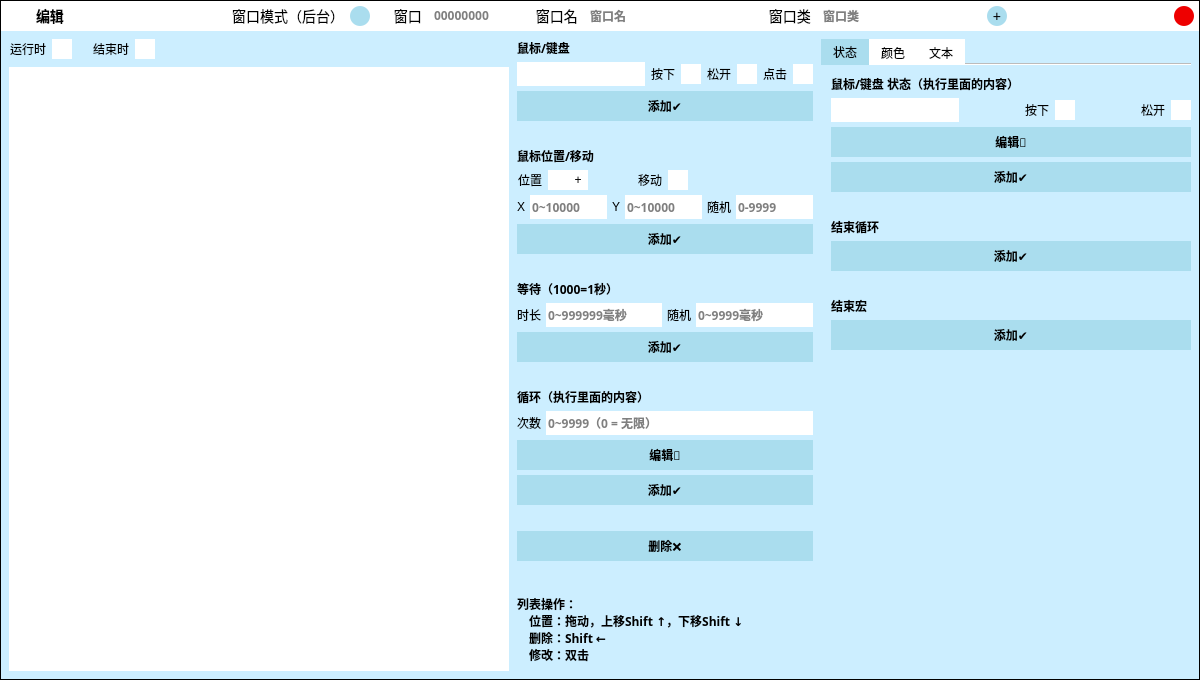
The window that .ui/EditUi.ui (ChiyukiGana/Quickinput) describes before a commit, drawn with Qt 5.
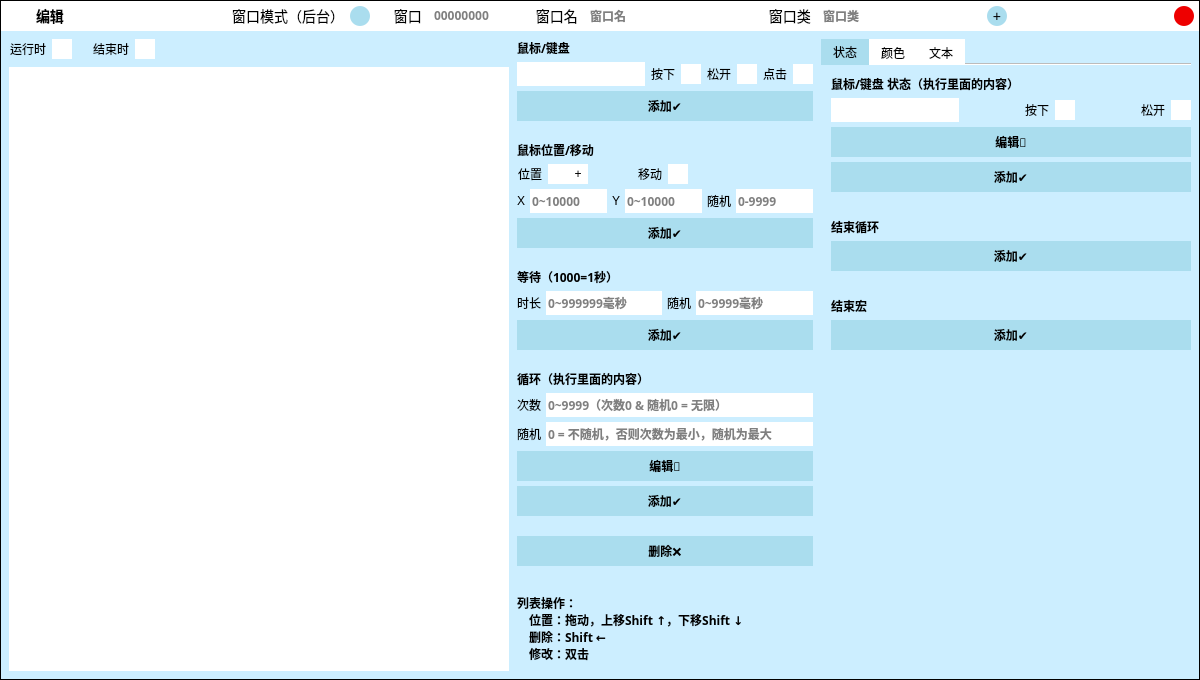
The same window after the commit. Icons and pictures are not drawn. Custom widgets are drawn as their Qt base class.

The edit to the form file:
```diff
--- a/.ui/EditUi.ui
+++ b/.ui/EditUi.ui
@@ -705,7 +705,7 @@
          <item>
           <layout class="QVBoxLayout" name="box1">
            <property name="spacing">
-            <number>26</number>
+            <number>20</number>
            </property>
            <property name="bottomMargin">
             <number>0</number>
@@ -1527,7 +1527,72 @@
                   <bool>false</bool>
                  </property>
                  <property name="placeholderText">
-                  <string>0~9999（0 = 无限）</string>
+                  <string>0~9999（次数0 &amp; 随机0 = 无限）</string>
+                 </property>
+                 <property name="clearButtonEnabled">
+                  <bool>false</bool>
+                 </property>
+                </widget>
+               </item>
+              </layout>
+             </item>
+             <item>
+              <layout class="QHBoxLayout" name="loopParamBox_2">
+               <property name="spacing">
+                <number>5</number>
+               </property>
+               <item>
+                <widget class="QLabel" name="lbCountRand">
+                 <property name="sizePolicy">
+                  <sizepolicy hsizetype="Fixed" vsizetype="Fixed">
+                   <horstretch>0</horstretch>
+                   <verstretch>0</verstretch>
+                  </sizepolicy>
+                 </property>
+                 <property name="toolTip">
+                  <string/>
+                 </property>
+                 <property name="text">
+                  <string>随机</string>
+                 </property>
+                </widget>
+               </item>
+               <item>
+                <widget class="QLineEdit" name="etCountRand">
+                 <property name="sizePolicy">
+                  <sizepolicy hsizetype="Preferred" vsizetype="Fixed">
+                   <horstretch>0</horstretch>
+                   <verstretch>0</verstretch>
+                  </sizepolicy>
+                 </property>
+                 <property name="minimumSize">
+                  <size>
+                   <width>0</width>
+                   <height>24</height>
+                  </size>
+                 </property>
+                 <property name="font">
+                  <font>
+                   <family>Microsoft YaHei</family>
+                   <pointsize>-1</pointsize>
+                   <weight>75</weight>
+                   <bold>true</bold>
+                  </font>
+                 </property>
+                 <property name="focusPolicy">
+                  <enum>Qt::ClickFocus</enum>
+                 </property>
+                 <property name="statusTip">
+                  <string/>
+                 </property>
+                 <property name="inputMask">
+                  <string/>
+                 </property>
+                 <property name="dragEnabled">
+                  <bool>false</bool>
+                 </property>
+                 <property name="placeholderText">
+                  <string>0 = 不随机，否则次数为最小，随机为最大</string>
                  </property>
                  <property name="clearButtonEnabled">
                   <bool>false</bool>
```
